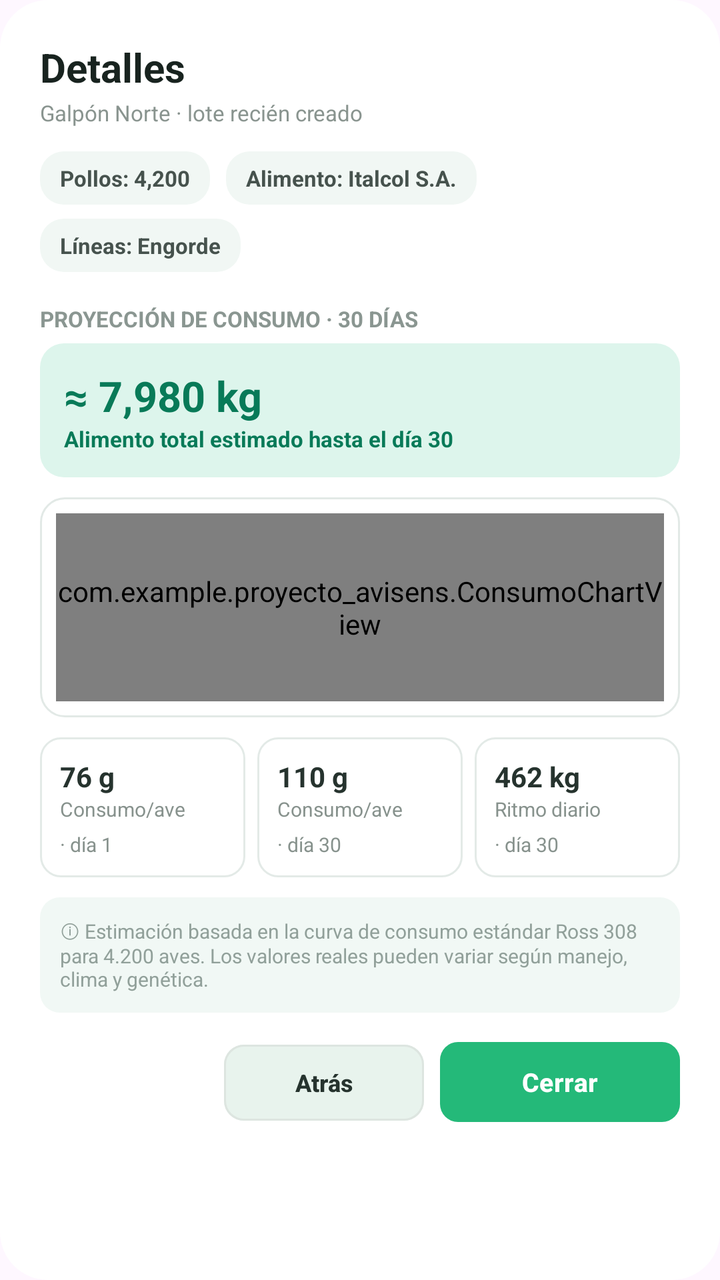
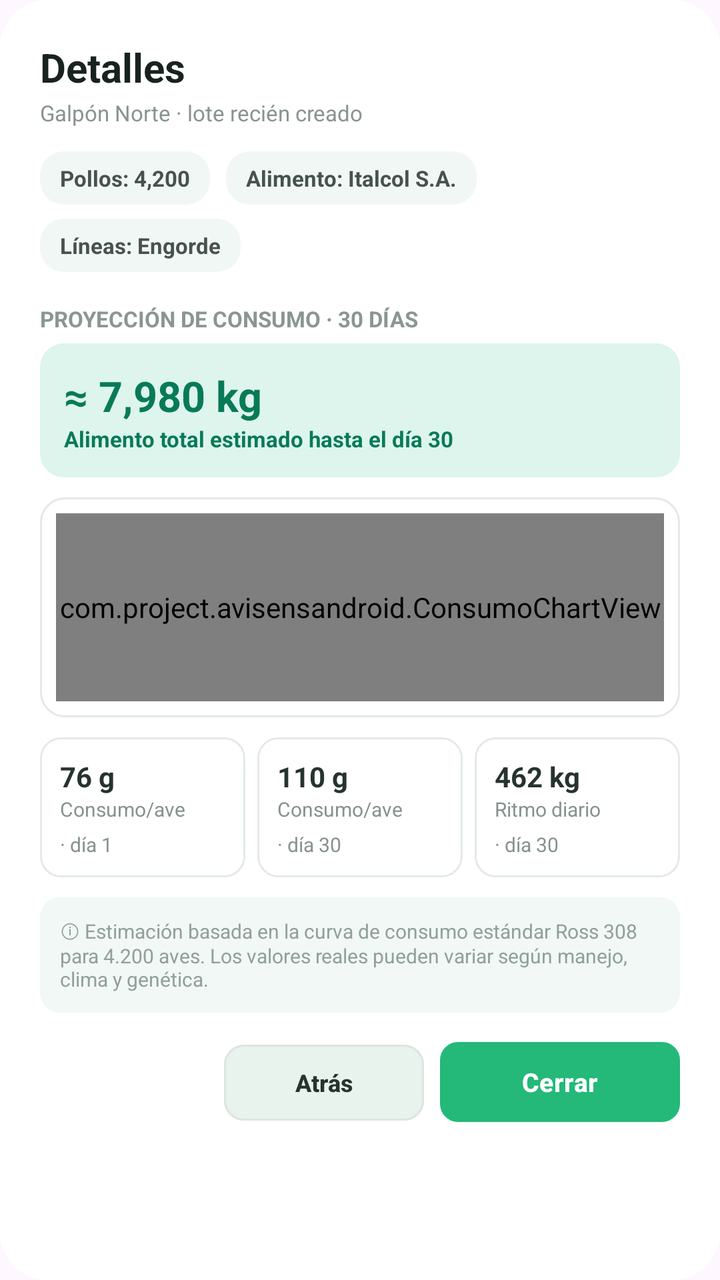

The first picture is an Android layout as it rendered before a commit; the second is the same layout after the commit. The layout source and the unified diff follow.
<!-- AndroidManifest.xml: application theme Theme.Avisensandroid -->
<!-- res/layout/r02_detalles_galpon.xml -->
<?xml version="1.0" encoding="utf-8"?>
<ScrollView
    xmlns:android="http://schemas.android.com/apk/res/android"
    xmlns:app="http://schemas.android.com/apk/res-auto"
    android:layout_width="match_parent"
    android:layout_height="wrap_content"
    android:fillViewport="true"
    android:background="@drawable/bg_dialog_detalles">

    <LinearLayout
        android:layout_width="match_parent"
        android:layout_height="wrap_content"
        android:orientation="vertical"
        android:padding="20dp">

        
        
        

        <TextView
            android:id="@+id/txtDetalleNombre"
            android:layout_width="match_parent"
            android:layout_height="wrap_content"
            android:text="Detalles"
            android:textColor="#18231F"
            android:textSize="20sp"
            android:textStyle="bold" />

        <TextView
            android:id="@+id/txtSubtituloDetalles"
            android:layout_width="match_parent"
            android:layout_height="wrap_content"
            android:layout_marginTop="2dp"
            android:text="Galpón Norte · lote recién creado"
            android:textColor="#89948F"
            android:textSize="11sp" />

        
        
        

        <LinearLayout
            android:layout_width="match_parent"
            android:layout_height="wrap_content"
            android:layout_marginTop="12dp"
            android:orientation="horizontal">

            

            <TextView
                android:id="@+id/txtDetallePollos"
                android:layout_width="wrap_content"
                android:layout_height="wrap_content"
                android:background="@drawable/bg_chip_detalles"
                android:paddingStart="10dp"
                android:paddingTop="6dp"
                android:paddingEnd="10dp"
                android:paddingBottom="6dp"
                android:text="Pollos: 4,200"
                android:textColor="#46524D"
                android:textSize="11sp"
                android:textStyle="bold" />

            

            <TextView
                android:id="@+id/txtDetalleAlimento"
                android:layout_width="wrap_content"
                android:layout_height="wrap_content"
                android:layout_marginStart="8dp"
                android:background="@drawable/bg_chip_detalles"
                android:paddingStart="10dp"
                android:paddingTop="6dp"
                android:paddingEnd="10dp"
                android:paddingBottom="6dp"
                android:text="Alimento: Italcol S.A."
                android:textColor="#46524D"
                android:textSize="11sp"
                android:textStyle="bold" />

        </LinearLayout>

        
        
        

        <TextView
            android:id="@+id/txtDetalleLineas"
            android:layout_width="wrap_content"
            android:layout_height="wrap_content"
            android:layout_marginTop="7dp"
            android:background="@drawable/bg_chip_detalles"
            android:paddingStart="10dp"
            android:paddingTop="6dp"
            android:paddingEnd="10dp"
            android:paddingBottom="6dp"
            android:text="Líneas: Engorde"
            android:textColor="#46524D"
            android:textSize="11sp"
            android:textStyle="bold" />

        
        
        

        <TextView
            android:layout_width="match_parent"
            android:layout_height="wrap_content"
            android:layout_marginTop="16dp"
            android:text="PROYECCIÓN DE CONSUMO · 30 DÍAS"
            android:textColor="#8A9691"
            android:textSize="11sp"
            android:textStyle="bold" />

        
        
        

        <LinearLayout
            android:layout_width="match_parent"
            android:layout_height="wrap_content"
            android:layout_marginTop="5dp"
            android:background="@drawable/bg_consumo_total"
            android:orientation="vertical"
            android:padding="12dp">

            <TextView
                android:id="@+id/txtConsumoTotal"
                android:layout_width="match_parent"
                android:layout_height="wrap_content"
                android:text="≈ 7,980 kg"
                android:textColor="#087A58"
                android:textSize="21sp"
                android:textStyle="bold" />

            <TextView
                android:layout_width="match_parent"
                android:layout_height="wrap_content"
                android:text="Alimento total estimado hasta el día 30"
                android:textColor="#087A58"
                android:textSize="11sp"
                android:textStyle="bold" />

        </LinearLayout>

        
        
        

        <LinearLayout
            android:layout_width="match_parent"
            android:layout_height="110dp"
            android:layout_marginTop="10dp"
            android:background="@drawable/bg_grafica"
            android:padding="8dp">

            <com.example.proyecto_avisens.ConsumoChartView
                android:id="@+id/graficaConsumo"
                android:layout_width="match_parent"
                android:layout_height="match_parent" />

        </LinearLayout>

        
        
        

        <LinearLayout
            android:layout_width="match_parent"
            android:layout_height="wrap_content"
            android:layout_marginTop="10dp"
            android:orientation="horizontal"
            android:weightSum="3">

            

            <LinearLayout
                android:layout_width="0dp"
                android:layout_height="70dp"
                android:layout_weight="1"
                android:background="@drawable/bg_card_detalles"
                android:orientation="vertical"
                android:padding="10dp">

                <TextView
                    android:layout_width="match_parent"
                    android:layout_height="wrap_content"
                    android:text="76 g"
                    android:textColor="#26332E"
                    android:textSize="14sp"
                    android:textStyle="bold" />

                <TextView
                    android:layout_width="match_parent"
                    android:layout_height="wrap_content"
                    android:text="Consumo/ave"
                    android:textColor="#87928D"
                    android:textSize="10sp" />

                <TextView
                    android:layout_width="match_parent"
                    android:layout_height="wrap_content"
                    android:layout_marginTop="4dp"
                    android:text="· día 1"
                    android:textColor="#87928D"
                    android:textSize="10sp" />

            </LinearLayout>

            

            <LinearLayout
                android:layout_width="0dp"
                android:layout_height="70dp"
                android:layout_marginStart="6dp"
                android:layout_weight="1"
                android:background="@drawable/bg_card_detalles"
                android:orientation="vertical"
                android:padding="10dp">

                <TextView
                    android:layout_width="match_parent"
                    android:layout_height="wrap_content"
                    android:text="110 g"
                    android:textColor="#26332E"
                    android:textSize="14sp"
                    android:textStyle="bold" />

                <TextView
                    android:layout_width="match_parent"
                    android:layout_height="wrap_content"
                    android:text="Consumo/ave"
                    android:textColor="#87928D"
                    android:textSize="10sp" />

                <TextView
                    android:layout_width="match_parent"
                    android:layout_height="wrap_content"
                    android:layout_marginTop="4dp"
                    android:text="· día 30"
                    android:textColor="#87928D"
                    android:textSize="10sp" />

            </LinearLayout>

            

            <LinearLayout
                android:layout_width="0dp"
                android:layout_height="70dp"
                android:layout_marginStart="6dp"
                android:layout_weight="1"
                android:background="@drawable/bg_card_detalles"
                android:orientation="vertical"
                android:padding="10dp">

                <TextView
                    android:layout_width="match_parent"
                    android:layout_height="wrap_content"
                    android:text="462 kg"
                    android:textColor="#26332E"
                    android:textSize="14sp"
                    android:textStyle="bold" />

                <TextView
                    android:layout_width="match_parent"
                    android:layout_height="wrap_content"
                    android:text="Ritmo diario"
                    android:textColor="#87928D"
                    android:textSize="10sp" />

                <TextView
                    android:layout_width="match_parent"
                    android:layout_height="wrap_content"
                    android:layout_marginTop="4dp"
                    android:text="· día 30"
                    android:textColor="#87928D"
                    android:textSize="10sp" />

            </LinearLayout>

        </LinearLayout>

        
        
        

        <LinearLayout
            android:layout_width="match_parent"
            android:layout_height="wrap_content"
            android:layout_marginTop="10dp"
            android:background="@drawable/bg_nota_detalles"
            android:padding="10dp">

            <TextView
                android:layout_width="match_parent"
                android:layout_height="wrap_content"
                android:text="ⓘ Estimación basada en la curva de consumo estándar Ross 308 para 4.200 aves. Los valores reales pueden variar según manejo, clima y genética."
                android:textColor="#91A09A"
                android:textSize="10sp" />

        </LinearLayout>

        
        
        

        <LinearLayout
            android:layout_width="match_parent"
            android:layout_height="60dp"
            android:layout_marginTop="12dp"
            android:gravity="end"
            android:orientation="horizontal">

            

            <com.google.android.material.button.MaterialButton
                android:id="@+id/btnAtrasDetalles"
                android:layout_width="100dp"
                android:layout_height="46dp"
                android:text="Atrás"
                android:textAllCaps="false"
                android:textColor="#26332E"
                android:textSize="12sp"
                android:textStyle="bold"
                app:backgroundTint="#E8F3ED"
                app:cornerRadius="10dp"
                app:strokeColor="#DDE5E0"
                app:strokeWidth="1dp" />

            

            <com.google.android.material.button.MaterialButton
                android:id="@+id/btnCerrarDetalles"
                android:layout_width="120dp"
                android:layout_height="40dp"
                android:layout_marginStart="8dp"
                android:background="@drawable/bg_boton_verde"
                android:text="Cerrar"
                android:textAllCaps="false"
                android:textColor="@android:color/white"
                android:textSize="13sp"
                android:textStyle="bold"
                app:backgroundTint="@null"
                app:cornerRadius="10dp"
                app:strokeWidth="0dp" />

        </LinearLayout>

    </LinearLayout>

</ScrollView>
<!-- resources referenced by this layout -->
<resources>
  <!-- drawable bg_boton_verde (drawable) -->
  <?xml version="1.0" encoding="utf-8"?>
  <shape xmlns:android="http://schemas.android.com/apk/res/android"
      android:shape="rectangle">
  
      <solid android:color="#24B979" />
  
      <corners android:radius="9dp" />
  
  </shape>
  <!-- drawable bg_card_detalles (drawable) -->
  <?xml version="1.0" encoding="utf-8"?>
  <shape xmlns:android="http://schemas.android.com/apk/res/android">
  
      <solid android:color="#FFFFFF" />
  
      <stroke
          android:width="1dp"
          android:color="#E3EAE7" />
  
      <corners android:radius="10dp" />
  
  </shape>
  <!-- drawable bg_chip_detalles (drawable) -->
  <?xml version="1.0" encoding="utf-8"?>
  <shape xmlns:android="http://schemas.android.com/apk/res/android">
  
      <solid android:color="#F1F7F4" />
  
      <corners android:radius="12dp" />
  
  </shape>
  <!-- drawable bg_consumo_total (drawable) -->
  <?xml version="1.0" encoding="utf-8"?>
  <shape xmlns:android="http://schemas.android.com/apk/res/android">
  
      <solid android:color="#DDF5EC" />
  
      <corners android:radius="12dp" />
  
  </shape>
  <!-- drawable bg_dialog_detalles (drawable) -->
  <?xml version="1.0" encoding="utf-8"?>
  <shape xmlns:android="http://schemas.android.com/apk/res/android">
  
      <solid android:color="#FFFFFF" />
  
      <corners android:radius="24dp" />
  
  </shape>
  <!-- drawable bg_grafica (drawable) -->
  <?xml version="1.0" encoding="utf-8"?>
  <shape xmlns:android="http://schemas.android.com/apk/res/android">
  
      <solid android:color="#FFFFFF" />
  
      <stroke
          android:width="1dp"
          android:color="#E2E9E6" />
  
      <corners android:radius="12dp" />
  
  </shape>
  <!-- drawable bg_nota_detalles (drawable) -->
  <?xml version="1.0" encoding="utf-8"?>
  <shape xmlns:android="http://schemas.android.com/apk/res/android">
  
      <solid android:color="#F1F8F5" />
  
      <corners android:radius="10dp" />
  
  </shape>
  <style name="Theme.Avisensandroid" parent="Base.Theme.Avisensandroid" />
  <style name="Base.Theme.Avisensandroid" parent="Theme.Material3.DayNight.NoActionBar">
          
          
      </style>
</resources>

<!-- the commit's change to res/layout/r02_detalles_galpon.xml (unified diff, before → after) -->
@@ -154,7 +154,8 @@
             android:background="@drawable/bg_grafica"
             android:padding="8dp">
 
-            <com.example.proyecto_avisens.ConsumoChartView
+            
+            <com.project.avisensandroid.ConsumoChartView
                 android:id="@+id/graficaConsumo"
                 android:layout_width="match_parent"
                 android:layout_height="match_parent" />
